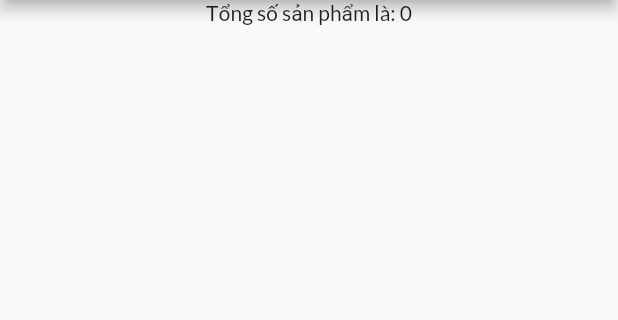
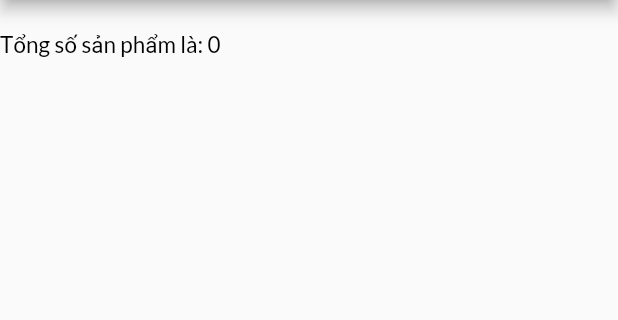
Before and after one commit to thnhtra2001/shopcaycanh, a Flutter app: the UserProductsScreen screen opened by its route, on a phone screen of 412 x 824 dp, the part 84-404 px from its top. Run offline on Flutter 3.47's test engine with Material 2 defaults, Android fonts, the phone set to English and light mode, and no system bars; our stand-ins replace bubble, flutter_dotenv, flutter_speed_dial, shared_preferences, sprintf; missing offline and left inert: flutter_zalopay_sdk; accounts and stored records are empty.

Commit message:
update lan cuoi

```diff
--- a/lib/ui/admin/user_product_screen.dart
+++ b/lib/ui/admin/user_product_screen.dart
@@ -36,21 +36,28 @@ class UserProductsScreen extends StatelessWidget {
                 child: CircularProgressIndicator(),
               );
             }
-            return RefreshIndicator(
-              onRefresh: () => _refreshProduct(context),
-              child:Column(children: [
-              buildTotalProduct(productsManager),
-              SizedBox(height: 700,child: buildUserProductListView(productsManager)),
-
-              ],)
-              // buildTotalProduct(productsManager),
-              // SizedBox(child: buildUserProductListView(productsManager)),
+            return SingleChildScrollView(
+              child: RefreshIndicator(
+                  onRefresh: () => _refreshProduct(context),
+                  child: Column(
+                    children: [
+                      const SizedBox(height: 20,),
+                      buildTotalProduct(productsManager),
+                      const SizedBox(height: 20,),
+                      SizedBox(
+                          height: 700,
+                          child: buildUserProductListView(productsManager)),
+                    ],
+                  )
+                  // buildTotalProduct(productsManager),
+                  // SizedBox(child: buildUserProductListView(productsManager)),
+                  ),
             );
           },
         ));
   }
 
-    Widget searchProduct(context) {
+  Widget searchProduct(context) {
     return IconButton(
         onPressed: () {
           Navigator.of(context).pushNamed(SearchAdminScreen.routeName);
@@ -68,10 +75,15 @@ class UserProductsScreen extends StatelessWidget {
         icon: const Icon(Icons.add));
   }
 
-  Widget buildTotalProduct(ProductsManager productsManager){
+  Widget buildTotalProduct(ProductsManager productsManager) {
     return Consumer<ProductsManager>(
       builder: (context, productsManager, child) {
-        return Text("Tổng số sản phẩm là: ${productsManager.itemCount}");
+        return Row(
+          mainAxisAlignment: MainAxisAlignment.start,
+          children: [
+            Text("Tổng số sản phẩm là: ${productsManager.itemCount}", style: TextStyle(color: Colors.black, fontSize: 15),),
+          ],
+        );
       },
     );
   }
--- a/lib/ui/payment_cart1/payment_cart_item.dart
+++ b/lib/ui/payment_cart1/payment_cart_item.dart
@@ -1,6 +1,5 @@
 import 'package:flutter/material.dart';
 import 'package:provider/provider.dart';
-import 'package:shopcaycanh/ui/payment_cart1/payments_selectiton.dart';
 import '../../models/cart_item.dart';
 import '../../services/user_service.dart';
 import '../shared/dialog_utils.dart';
--- a/lib/ui/payment_cart1/payment_cart_screen.dart
+++ b/lib/ui/payment_cart1/payment_cart_screen.dart
@@ -3,7 +3,6 @@ import 'package:flutter_zalopay_sdk/flutter_zalopay_sdk.dart';
 import 'package:shopcaycanh/models/cart_item.dart';
 import 'package:shopcaycanh/models/order_item.dart';
 import 'package:shopcaycanh/ui/orders/order_screen.dart';
-import 'package:shopcaycanh/ui/payment_cart1/payments_selectiton.dart';
 import '../../repo_zalo/payment.dart';
 import '../../services/user_service.dart';
 import '../screens.dart';
@@ -42,7 +41,8 @@ class _PaymentCartScreen1State extends State<PaymentCartScreen1> {
       appBar: AppBar(
         title: const Text('Trang thanh toán'),
       ),
-      body: Column(
+      body:
+      Column(
         children: <Widget>[
           SizedBox(height: 20),
           FutureBuilder<Map<String, dynamic>>(
```
Also changed, not shown: lib/ui/payment_cart1/payments_selectiton.dart (deleted, +0 -53 lines).
